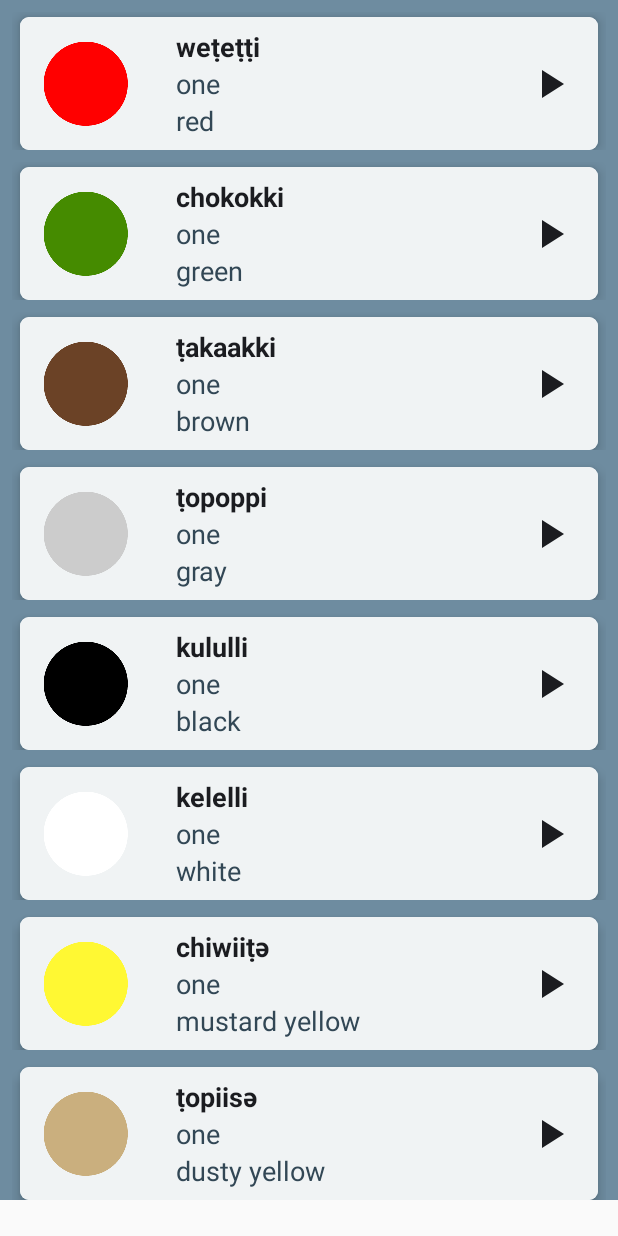
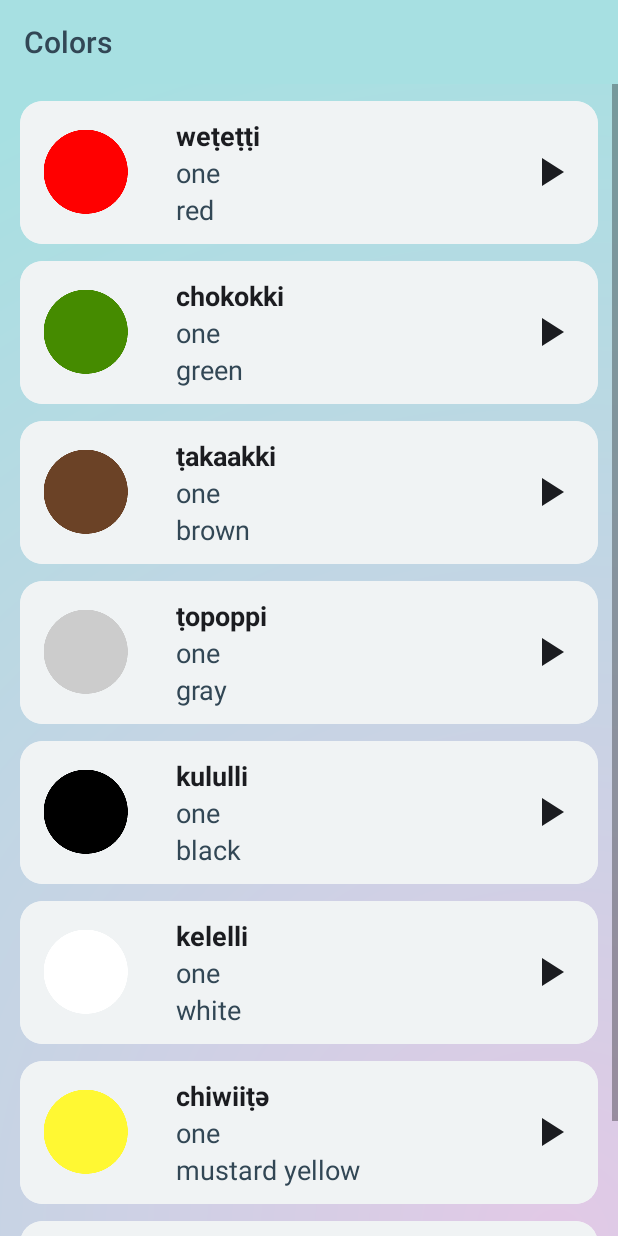
Before and after one commit to Four-Horsemen-SAKEC/Kutchhi, an Android app: the screen it shows after launch (HolderActivity), after a tap on an icon or button, on a phone screen of 412 x 824 dp. Run offline under Robolectric (Android 15) with nearby library versions, the phone set to English and light mode, and no system bars; Roboto replaces fonts that are not available here.

Commit message:
added gradient, and action bar

```diff
--- a/app/src/main/java/com/example/kutchhi/HolderActivity.java
+++ b/app/src/main/java/com/example/kutchhi/HolderActivity.java
@@ -1,6 +1,10 @@
 package com.example.kutchhi;
 
+import android.graphics.Color;
 import android.os.Bundle;
+import android.text.Spannable;
+import android.text.SpannableString;
+import android.text.style.ForegroundColorSpan;
 import android.util.Log;
 import android.view.View;
 
@@ -10,7 +14,6 @@ public class HolderActivity extends AppCompatActivity {
     @Override
     protected void onCreate(Bundle savedInstanceState) {
         super.onCreate(savedInstanceState);
-        getSupportActionBar().hide();
         setContentView(R.layout.activity_holder);
         String FragmentId = getIntent().getStringExtra("FragmentId");
         switch(FragmentId){
@@ -18,41 +21,49 @@ public class HolderActivity extends AppCompatActivity {
                 getSupportFragmentManager().beginTransaction()
                         .replace(R.id.container, new FragmentNumbers())
                         .commit();
+                setTitleInBar("Numbers");
                 break;
             case "2":
                 getSupportFragmentManager().beginTransaction()
                         .replace(R.id.container, new FragmentColors())
                         .commit();
+                setTitleInBar("Colors");
                 break;
             case "3":
                 getSupportFragmentManager().beginTransaction()
                         .replace(R.id.container, new FragmentFamily())
                         .commit();
+                setTitleInBar("Family");
                 break;
             case "4":
                 getSupportFragmentManager().beginTransaction()
                         .replace(R.id.container, new FragmentPhrases())
                         .commit();
+                setTitleInBar("Phrases");
                 break;
             case "5":
                 getSupportFragmentManager().beginTransaction()
                         .replace(R.id.container, new FragmentGreeting())
                         .commit();
+                setTitleInBar("Greetings");
                 break;
             case "6":
                 getSupportFragmentManager().beginTransaction()
                         .replace(R.id.container, new FragmentFood())
                         .commit();
+                setTitleInBar("Food");
                 break;
             case "7":
                 getSupportFragmentManager().beginTransaction()
                         .replace(R.id.container, new FragmentMeasurements())
                         .commit();
+                setTitleInBar("Measurements");
                 break;
             case "8":
                 getSupportFragmentManager().beginTransaction()
                         .replace(R.id.container, new FragmentGrammar())
                         .commit();
+                setTitleInBar("Grammar");
                 break;
 
             default:
@@ -60,4 +71,12 @@ public class HolderActivity extends AppCompatActivity {
 
         }
     }
+
+    private void setTitleInBar(String title) {
+        SpannableString s;
+        s = new SpannableString(title);
+        s.setSpan(new ForegroundColorSpan(Color.parseColor("#324755")), 0, title.length(), Spannable.SPAN_EXCLUSIVE_EXCLUSIVE);
+        getSupportActionBar().setTitle(s);
+        getSupportActionBar().setElevation(0);
+    }
 }
--- /dev/null
+++ b/app/src/main/res/drawable/background.xml
@@ -0,0 +1,11 @@
+<?xml version="1.0" encoding="utf-8"?>
+<shape xmlns:android="http://schemas.android.com/apk/res/android">
+
+    <gradient android:startColor="@color/backgradientpink"
+        android:type="radial"
+        android:endColor="#A7E0E2"
+        android:gradientRadius="200%p"
+        android:angle="315"
+        android:centerX="0.9"
+        android:centerY="1"/>
+</shape>
--- a/app/src/main/res/layout/activity_category.xml
+++ b/app/src/main/res/layout/activity_category.xml
@@ -5,7 +5,7 @@
     xmlns:tools="http://schemas.android.com/tools"
     android:layout_width="match_parent"
     android:layout_height="match_parent"
-    android:background="@drawable/main_back"
+    android:background="@drawable/background"
     android:elevation="5dp"
     android:fillViewport="true">
 
--- a/app/src/main/res/layout/list_item.xml
+++ b/app/src/main/res/layout/list_item.xml
@@ -3,27 +3,28 @@
     xmlns:app="http://schemas.android.com/apk/res-auto"
     xmlns:tools="http://schemas.android.com/tools"
     android:layout_width="match_parent"
-    android:layout_height="100dp"
-    android:background="#6E8CA0"
+    android:layout_height="wrap_content"
+    android:background="@android:color/transparent"
     android:paddingLeft="8dp"
     android:paddingTop="8dp"
     android:paddingRight="8dp">
 
     <androidx.cardview.widget.CardView
         android:layout_width="match_parent"
-        android:layout_height="100dp"
+        android:layout_height="95dp"
         android:layout_marginLeft="5dp"
         android:layout_marginTop="3dp"
         android:layout_marginRight="5dp"
         android:fadingEdgeLength="10dp"
         android:foreground="?android:attr/selectableItemBackground"
-        app:cardCornerRadius="6dp"
-        app:cardElevation="5dp"
-        app:cardPreventCornerOverlap="false">
+        app:cardCornerRadius="15dp"
+        app:cardElevation="0dp"
+        app:cardPreventCornerOverlap="false"
+        >
 
         <RelativeLayout
             android:layout_width="match_parent"
-            android:layout_height="100dp"
+            android:layout_height="95dp"
             android:layout_gravity="center_vertical"
             android:background="#F0F3F4"
             android:gravity="center"
--- a/app/src/main/res/layout/word_list.xml
+++ b/app/src/main/res/layout/word_list.xml
@@ -8,6 +8,7 @@
     android:drawSelectorOnTop="true"
     android:orientation="vertical"
     android:divider="@null"
-    android:dividerHeight="0dp">
+    android:dividerHeight="0dp"
+    android:background="@drawable/background">
 
 </ListView>
--- a/app/src/main/res/values/colors.xml
+++ b/app/src/main/res/values/colors.xml
@@ -1,7 +1,9 @@
 <?xml version="1.0" encoding="utf-8"?>
 <resources>
-    <color name="colorPrimary">#87BCBF</color>
+    <color name="colorPrimary">#A7E0E2</color>
     <color name="colorPrimaryDark">#324755</color>
     <color name="colorAccent">#D97D54</color>
     <color name="category_background">#87BCBF</color>
+    <color name="backgradientpink">#E2C9E6</color>
+    <color name="backgradientgreen">#D6E6C9</color>
 </resources>
```
Also changed, not shown: 5 other files.
